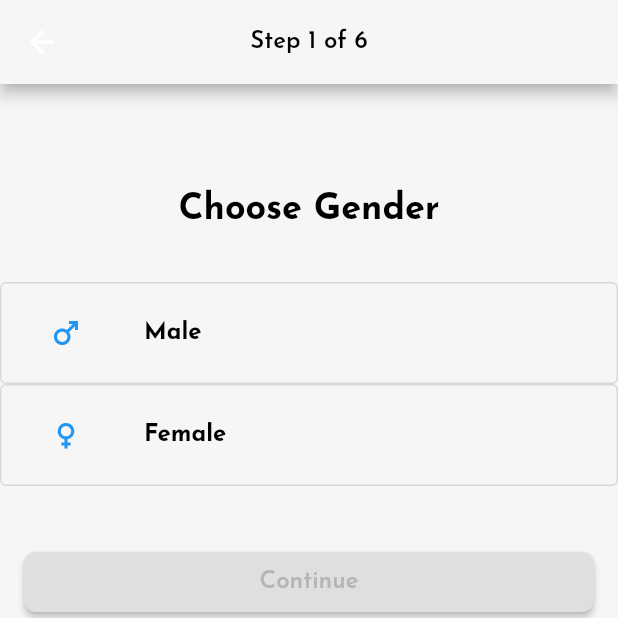
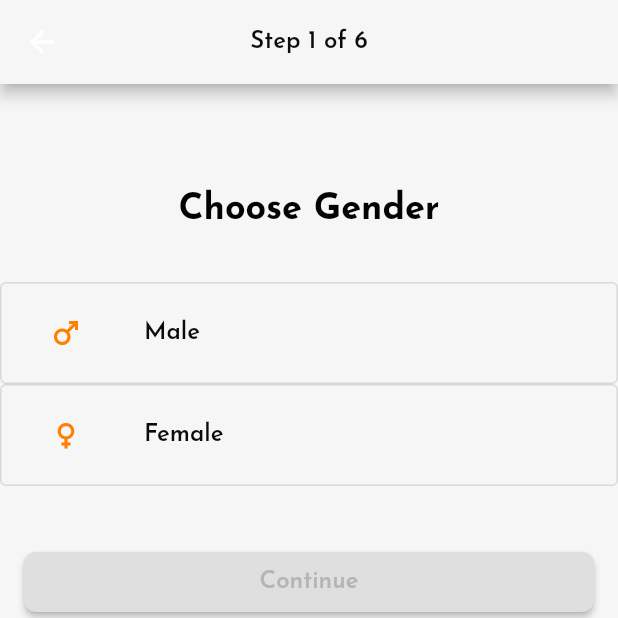
Before and after one commit to Kelompok-Capstone-9/MOBILE, a Flutter app: the ChooseGenderScreen screen opened directly, on a phone screen of 412 x 824 dp, the top half of it. Run offline on Flutter 3.47's test engine with Material 2 defaults, Android fonts, the phone set to English and light mode, and no system bars; our stand-ins replace google_fonts.

Commit message:
Update Gender Screen

```diff
--- a/lib/view/register/gender_screen.dart
+++ b/lib/view/register/gender_screen.dart
@@ -18,8 +18,7 @@ class _ChooseGenderScreenState extends State<ChooseGenderScreen> {
         backgroundColor: ColorsTheme.bgScreen,
         title: Text(
           'Step 1 of 6',
-          style: GoogleFonts.josefinSans(
-              color: Colors.black, fontSize: 16, fontWeight: FontWeight.w600),
+          style: ThemeText.heading1,
         ),
         centerTitle: true,
       ),
@@ -33,18 +32,15 @@ class _ChooseGenderScreenState extends State<ChooseGenderScreen> {
               ),
               Padding(
                 padding: const EdgeInsets.only(top: 36, bottom: 36),
-                child: Text(
-                  'Choose Gender',
-                  style: GoogleFonts.josefinSans(
-                      color: Colors.black,
-                      fontSize: 24,
-                      fontWeight: FontWeight.w700),
-                ),
+                child: Text('Choose Gender', style: ThemeText.headingLogin),
               ),
               OutlinedButton(
                 onPressed: () {
                   setState(() {});
                 },
+                style: OutlinedButton.styleFrom(
+                    foregroundColor: const Color((0xffFF7F00)),
+                    disabledForegroundColor: ColorsTheme.bgScreen),
                 child: Container(
                   padding: const EdgeInsets.only(
                       left: 16, top: 22, bottom: 22, right: 16),
@@ -59,11 +55,7 @@ class _ChooseGenderScreenState extends State<ChooseGenderScreen> {
                       const SizedBox(
                         width: 40,
                       ),
-                      Text('Male',
-                          style: GoogleFonts.josefinSans(
-                              color: Colors.black,
-                              fontSize: 16,
-                              fontWeight: FontWeight.w700))
+                      Text('Male', style: ThemeText.heading1)
                     ],
                   ),
                 ),
@@ -72,6 +64,9 @@ class _ChooseGenderScreenState extends State<ChooseGenderScreen> {
                 onPressed: () {
                   setState(() {});
                 },
+                style: OutlinedButton.styleFrom(
+                    foregroundColor: const Color((0xffFF7F00)),
+                    disabledForegroundColor: ColorsTheme.bgScreen),
                 child: Container(
                   padding: const EdgeInsets.only(
                       left: 16, top: 22, bottom: 22, right: 16),
@@ -83,11 +78,7 @@ class _ChooseGenderScreenState extends State<ChooseGenderScreen> {
                       const SizedBox(
                         width: 40,
                       ),
-                      Text('Female',
-                          style: GoogleFonts.josefinSans(
-                              color: Colors.black,
-                              fontSize: 16,
-                              fontWeight: FontWeight.w700))
+                      Text('Female', style: ThemeText.heading1)
                     ],
                   ),
                 ),
```
Also changed, not shown: lib/view/register/height_screen.dart (+2 -11 lines).
